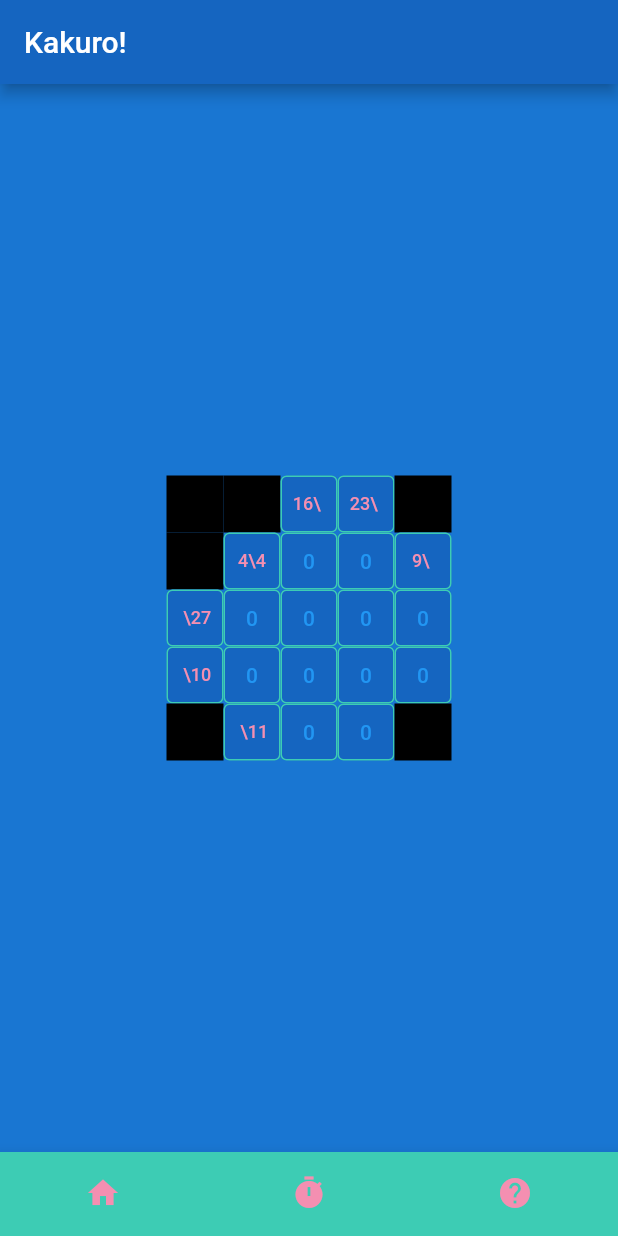
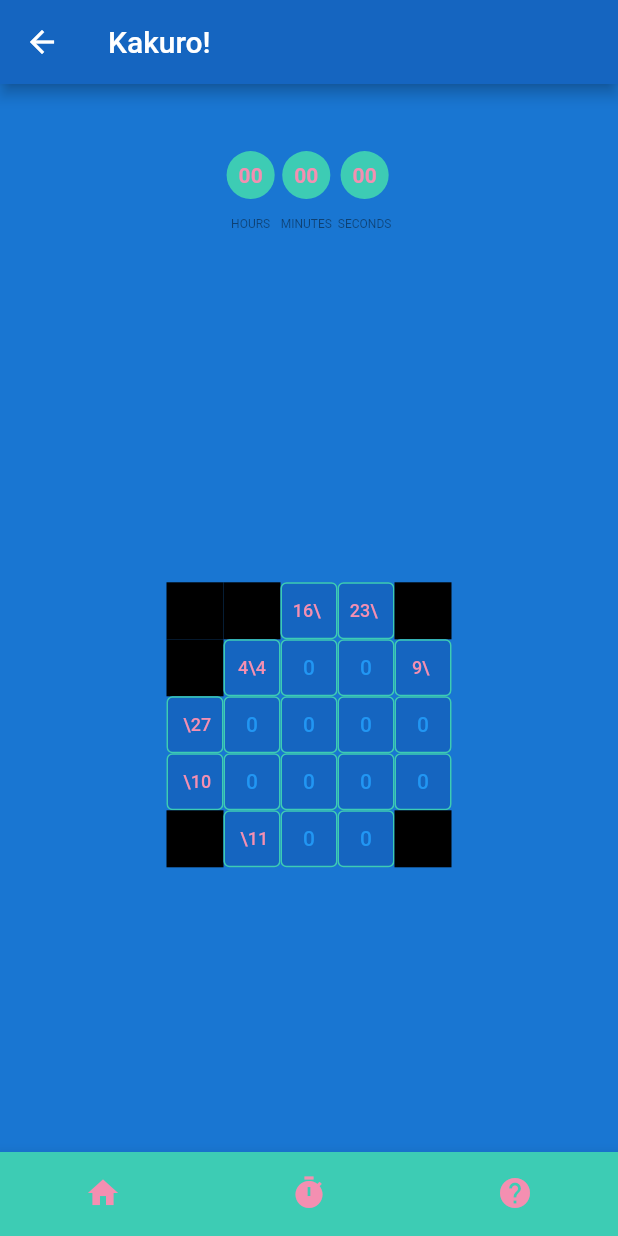
Before and after one commit to Lulu-fw01/kakuro-game, a Flutter app: the screen it shows after launch, after a tap on "Play", on a phone screen of 412 x 824 dp. Run offline on Flutter 3.47's test engine with Material 2 defaults, Android fonts, the phone set to English and light mode, and no system bars.

Commit message:
placed timer on game screen. now it looks nice with game field

```diff
--- a/kakuro_game/lib/screens/game_screen/game_screen.dart
+++ b/kakuro_game/lib/screens/game_screen/game_screen.dart
@@ -1,6 +1,7 @@
 import 'package:flutter/material.dart';
 import 'package:kakuro_game/assets/consts.dart';
 import 'package:kakuro_game/utilities/field/field.dart';
+import 'package:kakuro_game/widgets/time/stopwatch.dart';
 
 
 
@@ -11,8 +12,8 @@ class GameScreen extends StatelessWidget {
   Widget build(BuildContext context) {
     var f = Field(5, 5);
 
-    return MaterialApp(
-        home: Scaffold(
+    return
+       Scaffold(
       appBar: AppBar(
         backgroundColor: appBarColor,
         title: const Text("Kakuro!"),
@@ -20,16 +21,32 @@ class GameScreen extends StatelessWidget {
       // Background color of the screen.
       backgroundColor: backgroundColor,
       // Place buttons in the center of screen.
-      body: Center(
-        child: InteractiveViewer(
-          minScale: 0.5,
-          maxScale: 1.6,
-          // Arrange rows of buttons in a column.
-          child: Column(
-            mainAxisAlignment: MainAxisAlignment.center,
-            children: f.getRows(),
+      body: Column(
+        //mainAxisAlignment: MainAxisAlignment.start,
+        children: [
+          const Expanded(
+            flex: 2,
+            child: Padding(
+              padding: EdgeInsets.all(6.0),
+              child: Stopwatch(),
+            ),
           ),
-        ),
+          Expanded(
+              flex: 8,
+              child: Container(
+                  alignment: Alignment.center,
+                  width: double.infinity,
+                  child: Center(
+                      child: InteractiveViewer(
+                    minScale: 0.1,
+                    maxScale: 2,
+                    // Arrange rows of buttons in a column.
+                    child: Column(
+                      mainAxisAlignment: MainAxisAlignment.center,
+                      children: f.getRows(),
+                    ),
+                  ))))
+        ],
       ),
       bottomNavigationBar: BottomNavigationBar(
         backgroundColor: thirdColor,
@@ -42,6 +59,6 @@ class GameScreen extends StatelessWidget {
         showSelectedLabels: false,
         showUnselectedLabels: false,
         ),
-    ));
+    );
   }
 }
--- a/kakuro_game/lib/widgets/time/stopwatch.dart
+++ b/kakuro_game/lib/widgets/time/stopwatch.dart
@@ -1,7 +1,11 @@
 
 import 'dart:async';
 
+import 'package:flutter/material.dart';
 import 'package:flutter/widgets.dart';
+import 'package:kakuro_game/widgets/time/time_card.dart';
+
+// TODO rewrite timer to stopwatch
 
 class Stopwatch extends StatefulWidget {
   final bool isOn;
@@ -15,12 +19,64 @@ class Stopwatch extends StatefulWidget {
 }
 
 class _StopwatchState extends State<Stopwatch> {
+
+  static const countdownDuration = Duration(minutes: 10);
+  Duration duration = const Duration();
+
   Timer? timer;
+  bool countDown = true;
+
+  void startTimer() {
+    timer = Timer.periodic(const Duration(seconds: 1), (_) => addTime());
+  }
+
+  void reset(){
+    if (countDown){
+      setState(() =>
+        duration = countdownDuration);
+    } else{
+      setState(() =>
+        duration = const Duration());
+    }
+  }
+
+  void addTime() {
+    final addSeconds = countDown ? -1 : 1;
+    setState(() {
+      final seconds = duration.inSeconds + addSeconds;
+      if (seconds < 0) {
+        timer?.cancel();
+      } else {
+        duration = Duration(seconds: seconds);
+      }
+    });
+  }
+
+  void stopTimer({bool resets = true}){
+    if (resets){
+      reset();
+    }
+    setState(() => timer?.cancel());
+  }
 
   @override
   Widget build(BuildContext context) {
-    // TODO: implement build
-    throw UnimplementedError();
+    String twoDigits(int n) => n.toString().padLeft(2,'0');
+    final hours =twoDigits(duration.inHours);
+    final minutes =twoDigits(duration.inMinutes.remainder(60));
+    final seconds =twoDigits(duration.inSeconds.remainder(60));
+
+    return Row(mainAxisAlignment: MainAxisAlignment.center, children: [
+      timeCard(time: hours, header: "HOURS"),
+      const SizedBox(
+        width: 4,
+      ),
+      timeCard(time: minutes, header: 'MINUTES'),
+      const SizedBox(
+        width: 4,
+      ),
+      timeCard(time: seconds, header: 'SECONDS'),
+    ]);
   }
 
 }
--- a/kakuro_game/lib/widgets/time/time_card.dart
+++ b/kakuro_game/lib/widgets/time/time_card.dart
@@ -11,12 +11,12 @@ import 'package:kakuro_game/assets/consts.dart';
           child: Text(
             time,
             style: const TextStyle(
-                fontWeight: FontWeight.bold, color: buttonColor, fontSize: 50),
+                fontWeight: FontWeight.bold, color: buttonColor, fontSize: 14),
           ),
         ),
         const SizedBox(
-          height: 24,
+          height: 12,
         ),
-        Text(header, style: const TextStyle(color: Colors.black45)),
+        Text(header, style: const TextStyle(color: Colors.black45, fontSize: 8)),
       ],
     );
```
